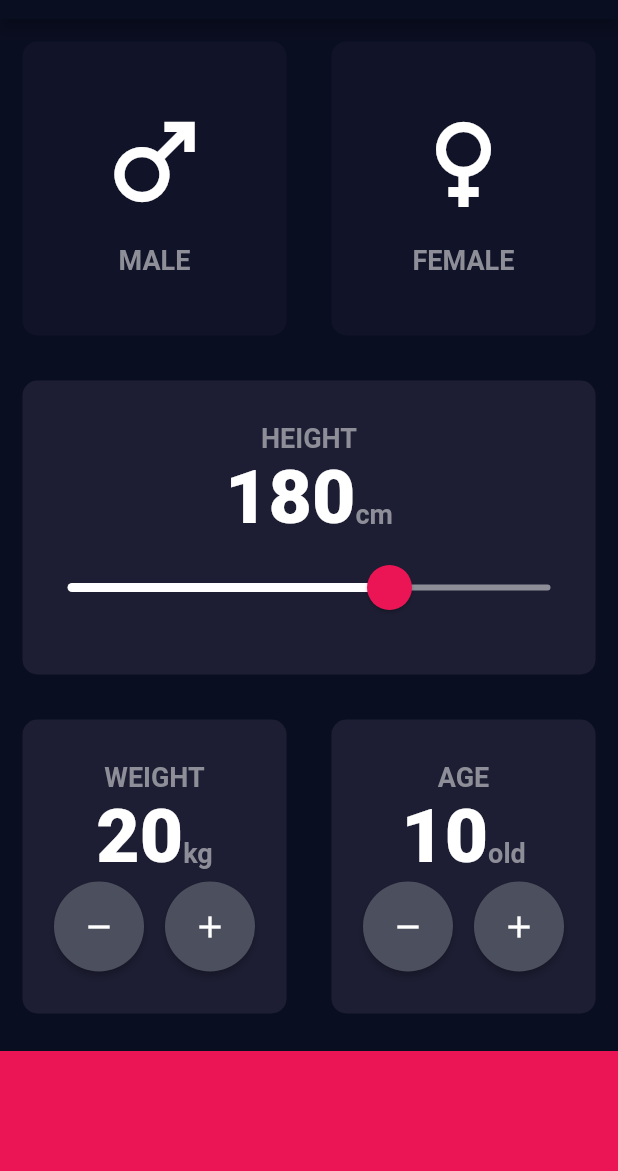
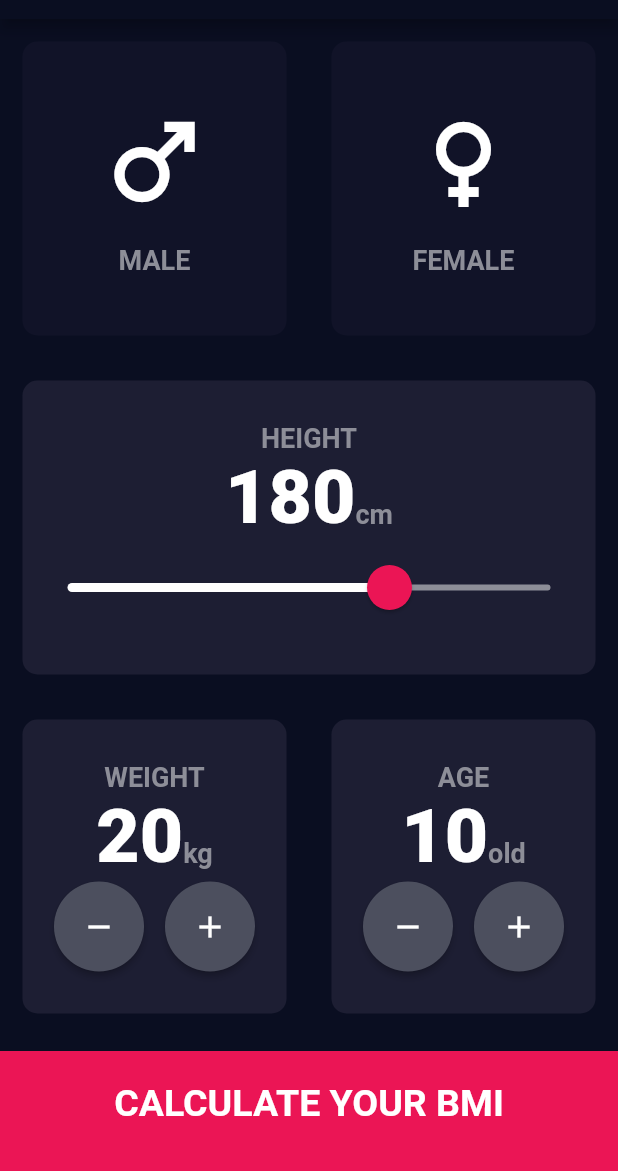
Before and after one commit to mtranggit/bmi_calculator, a Flutter app: the screen it shows after launch, on a phone screen of 412 x 824 dp, the part 65-1236 px from its top. Run offline on Flutter 3.47's test engine with Material 2 defaults, Android fonts, the phone set to English and light mode, and no system bars.

Commit message:
new bottom button component

```diff
--- a/lib/app_const.dart
+++ b/lib/app_const.dart
@@ -14,6 +14,11 @@ const labelTextStyle = TextStyle(
   color: textStyleColor,
 );
 
+const largeLabelTextStyle = TextStyle(
+  fontSize: 25.0,
+  fontWeight: FontWeight.bold,
+);
+
 const numberTextStyle = TextStyle(
   fontSize: 50.0,
   fontWeight: FontWeight.w900,
--- /dev/null
+++ b/lib/bottom_button.dart
@@ -0,0 +1,29 @@
+import 'package:bmi_calculator/app_const.dart';
+import 'package:flutter/material.dart';
+
+class BottomButton extends StatelessWidget {
+  final String label;
+  final VoidCallback? onPressed;
+
+  const BottomButton({required this.label, required this.onPressed});
+
+  @override
+  Widget build(BuildContext context) {
+    return GestureDetector(
+      onTap: onPressed,
+      child: Container(
+        child: Center(
+          child: Text(
+            label,
+            style: largeLabelTextStyle,
+          ),
+        ),
+        color: bottomContainerColor,
+        margin: EdgeInsets.only(top: 10.0),
+        padding: EdgeInsets.only(bottom: 10.0),
+        width: double.infinity,
+        height: bottomContainerHeight,
+      ),
+    );
+  }
+}
--- a/lib/input_page.dart
+++ b/lib/input_page.dart
@@ -1,4 +1,5 @@
 import 'package:bmi_calculator/app_const.dart';
+import 'package:bmi_calculator/bottom_button.dart';
 import 'package:bmi_calculator/icon_content.dart';
 import 'package:bmi_calculator/reusable_card.dart';
 import 'package:bmi_calculator/round_icon_button.dart';
@@ -38,7 +39,7 @@ class _InputPageState extends State<InputPage> {
                 children: [
                   Expanded(
                     child: ReusableCard(
-                      onPress: () => setActiveCard(Gender.male),
+                      onPressed: () => setActiveCard(Gender.male),
                       color: selectedGender == Gender.male
                           ? cardActiveColor
                           : cardInactiveColor,
@@ -54,7 +55,7 @@ class _InputPageState extends State<InputPage> {
                         setActiveCard(Gender.female);
                       },
                       child: ReusableCard(
-                        onPress: () => setActiveCard(Gender.female),
+                        onPressed: () => setActiveCard(Gender.female),
                         color: selectedGender == Gender.female
                             ? cardActiveColor
                             : cardInactiveColor,
@@ -215,12 +216,7 @@ class _InputPageState extends State<InputPage> {
                 ],
               ),
             ),
-            Container(
-              color: bottomContainerColor,
-              margin: EdgeInsets.only(top: 10.0),
-              width: double.infinity,
-              height: bottomContainerHeight,
-            )
+            BottomButton(label: 'CALCULATE YOUR BMI', onPressed: () {})
           ],
         ),
       ),
--- a/lib/reusable_card.dart
+++ b/lib/reusable_card.dart
@@ -5,20 +5,20 @@ import 'app_const.dart';
 class ReusableCard extends StatelessWidget {
   final Color color;
   final Widget? child;
-  final VoidCallback? onPress;
+  final VoidCallback? onPressed;
   // final Function()? onPress;
   const ReusableCard({
     Key? key,
     // required this.color,
     this.color = cardActiveColor,
     this.child,
-    this.onPress,
+    this.onPressed,
   }) : super(key: key);
 
   @override
   Widget build(BuildContext context) {
     return GestureDetector(
-      onTap: onPress,
+      onTap: onPressed,
       child: Container(
         child: child,
         margin: EdgeInsets.all(15.0),
```
